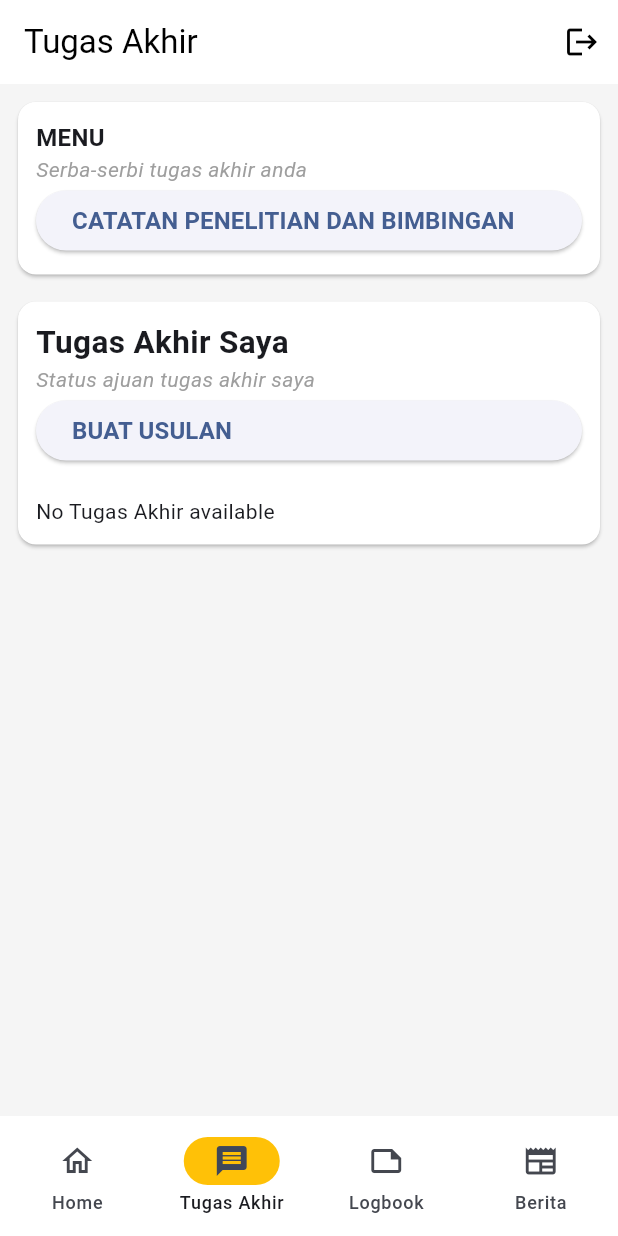
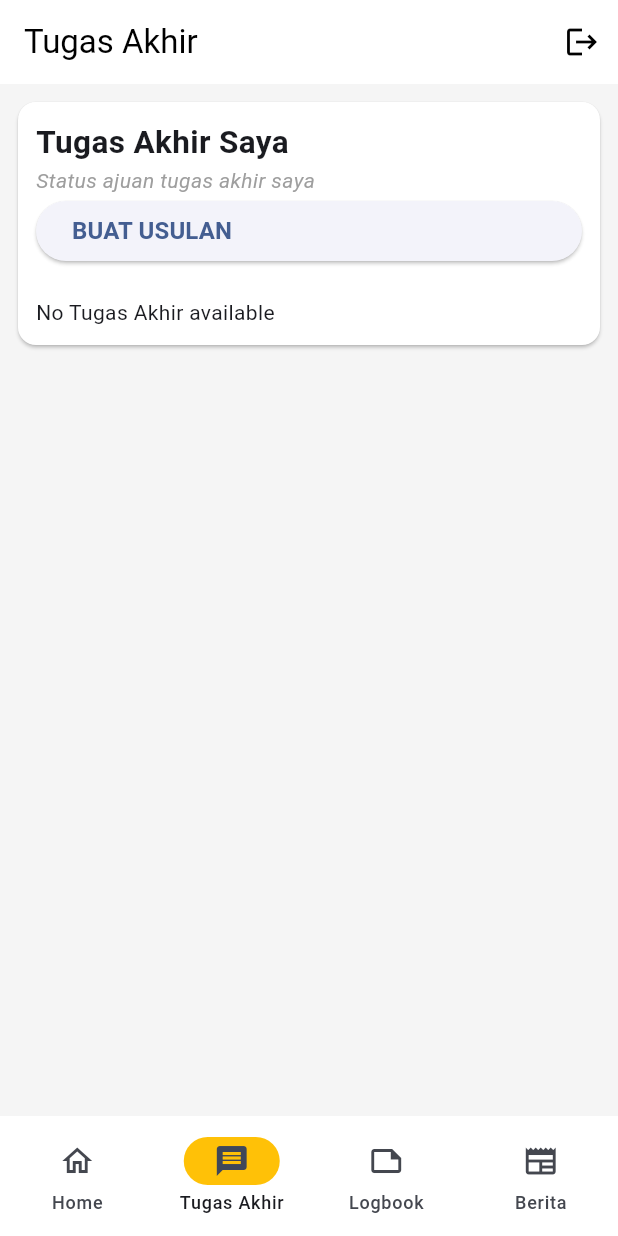
Before and after one commit to abhiramadamas/FP-PPB, a Flutter app: the screen it shows once a user with an empty profile is signed in, item 2 of the bottom bar chosen, on a phone screen of 412 x 824 dp. Run offline on Flutter 3.47's test engine with Material 3 defaults, Android fonts, the phone set to English and light mode, and no system bars; our stand-ins replace cloud_firestore, firebase_auth, firebase_core; accounts and stored records are empty.

Commit message:
feat: remove unused menus

```diff
--- a/lib/ui/views/tugas_akhir.dart
+++ b/lib/ui/views/tugas_akhir.dart
@@ -23,48 +23,6 @@ class _TugasAkhirState extends State<TugasAkhir> {
           child: Column(
             crossAxisAlignment: CrossAxisAlignment.stretch,
             children: [
-              Card(
-                child: Padding(
-                  padding: const EdgeInsets.all(12.0),
-                  child: Column(
-                    crossAxisAlignment: CrossAxisAlignment.start,
-                    mainAxisSize: MainAxisSize.min,
-                    children: [
-                      Text(
-                        'Menu'.toUpperCase(),
-                        style: const TextStyle(
-                          fontSize: 16.0,
-                          fontWeight: FontWeight.bold,
-                        ),
-                      ),
-                      const Text(
-                        "Serba-serbi tugas akhir anda",
-                        style: TextStyle(
-                          fontStyle: FontStyle.italic,
-                          color: Colors.grey,
-                        ),
-                      ),
-                      ElevatedButton(
-                        onPressed: () {},
-                        child: Row(
-                          crossAxisAlignment: CrossAxisAlignment.center,
-                          mainAxisSize: MainAxisSize.max,
-                          children: [
-                            Text(
-                              'Catatan Penelitian dan Bimbingan'.toUpperCase(),
-                              style: const TextStyle(
-                                fontSize: 16.0,
-                                fontWeight: FontWeight.bold,
-                              ),
-                            ),
-                          ],
-                        ),
-                      )
-                    ],
-                  ),
-                ),
-              ),
-              const SizedBox(height: 10.0),
               Card(
                 child: Padding(
                   padding: const EdgeInsets.all(12.0),
```
